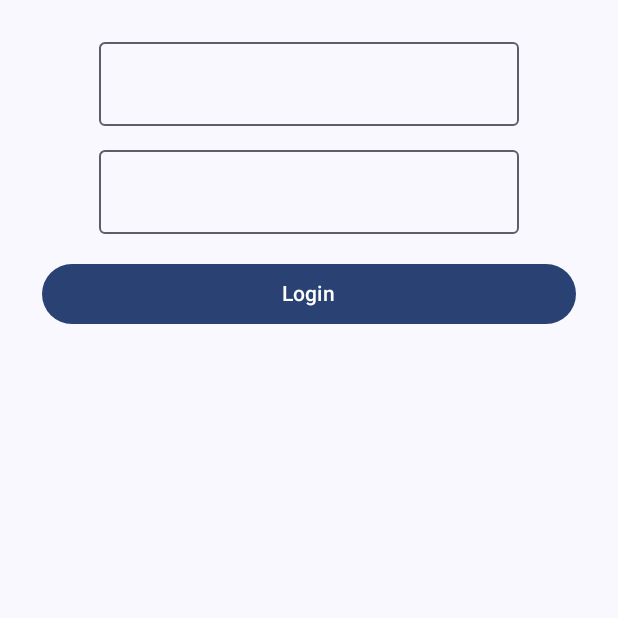
After one commit to GMurira/InstaMark, an Android app built with Jetpack Compose: the composable LoginScreen shown on its own in the app's theme, on a phone screen of 412 x 824 dp, the top half of it. The commit adds this screen. Run offline under Robolectric (Android 15) with nearby library versions, the phone set to English and light mode, and no system bars.

Commit message:
Adding Login Screens:

```diff
--- /dev/null
+++ b/app/src/main/java/com/example/insatmark/ui/theme/screens/LoginScreen.kt
@@ -0,0 +1,64 @@
+package com.example.insatmark.ui.theme.screens
+
+import androidx.compose.foundation.layout.Arrangement
+import androidx.compose.foundation.layout.Column
+import androidx.compose.foundation.layout.fillMaxSize
+import androidx.compose.foundation.layout.fillMaxWidth
+import androidx.compose.foundation.layout.padding
+import androidx.compose.foundation.text.KeyboardActions
+import androidx.compose.foundation.text.KeyboardOptions
+import androidx.compose.material3.Button
+import androidx.compose.material3.OutlinedTextField
+import androidx.compose.material3.Text
+import androidx.compose.runtime.Composable
+import androidx.compose.ui.Alignment
+import androidx.compose.ui.Modifier
+import androidx.compose.ui.res.dimensionResource
+import androidx.compose.ui.res.stringResource
+import androidx.compose.ui.text.input.ImeAction
+import androidx.compose.ui.tooling.preview.Preview
+import androidx.compose.ui.unit.dp
+import com.example.insatmark.R
+
+@Composable
+fun LoginScreen(modifier: Modifier = Modifier){
+
+    val mediumPadding = dimensionResource(id = R.dimen.padding_medium)
+    Column(
+        modifier = Modifier
+            .fillMaxSize()
+            .padding(28.dp),
+        verticalArrangement = Arrangement.spacedBy(mediumPadding),
+        horizontalAlignment = Alignment.CenterHorizontally
+    ){
+        OutlinedTextField(
+            value = "",
+            onValueChange = {},
+            singleLine = true,
+            isError = false,
+            keyboardOptions = KeyboardOptions.Default.copy(
+                imeAction = ImeAction.Next
+            ),
+            keyboardActions = KeyboardActions(
+                onDone = {}
+            )
+        )
+        OutlinedTextField(
+            value = "",
+            onValueChange = {},
+            singleLine = true,
+            isError = false,
+        )
+        Button(
+            onClick = { /*TODO*/ },
+            modifier = Modifier.fillMaxWidth()
+        ) {
+            Text(text = stringResource(id = R.string.Login))
+        }
+    }
+}
+@Preview(showBackground = true)
+@Composable
+fun LoginScreenPreview(){
+    LoginScreen()
+}
--- /dev/null
+++ b/app/src/main/res/values/dimen.xml
@@ -0,0 +1,4 @@
+<?xml version="1.0" encoding="utf-8"?>
+<resources>
+        <dimen name="padding_medium">16dp</dimen>
+</resources>
--- a/settings.gradle.kts
+++ b/settings.gradle.kts
@@ -13,5 +13,5 @@ dependencyResolutionManagement {
     }
 }
 
-rootProject.name = "InsatMark"
+rootProject.name = "InstaMark"
 include(":app")
```
Also changed, not shown: app/src/main/java/com/example/insatmark/ui/theme/screens/Commons.kt (added, +17 -0 lines), app/src/main/java/com/example/insatmark/ui/theme/screens/SignUp.kt (added, +53 -0 lines), app/src/main/res/values/strings.xml (+7 -1 lines).
